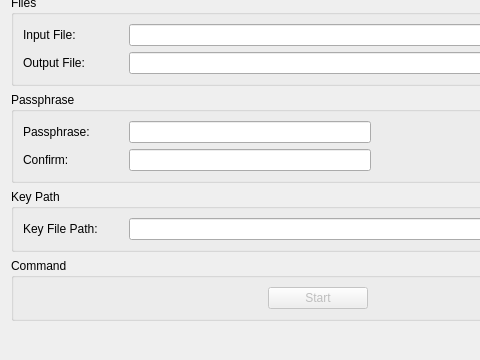
First picture: the form in qt_ui/file_encryption_dialog.ui, repository evpo/EncryptPad, before the edit; both pictures show x 0 to 480 and y 85 to 445 of the 636 by 445 pixel window.
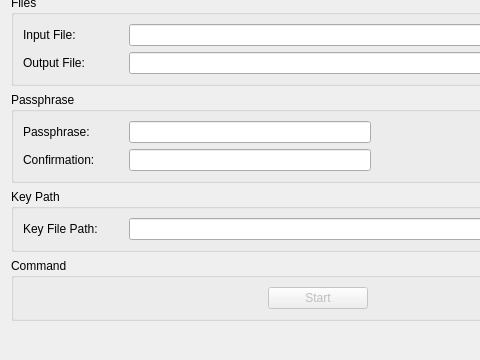
Second picture: the form after the edit. Icons and pictures are not drawn.

What changed in the file:
```diff
--- a/qt_ui/file_encryption_dialog.ui
+++ b/qt_ui/file_encryption_dialog.ui
@@ -210,7 +210,7 @@
            </size>
           </property>
           <property name="text">
-           <string>Confirm:</string>
+           <string>Confirmation:</string>
           </property>
           <property name="buddy">
            <cstring>uiConfirmPassphrase</cstring>
```
